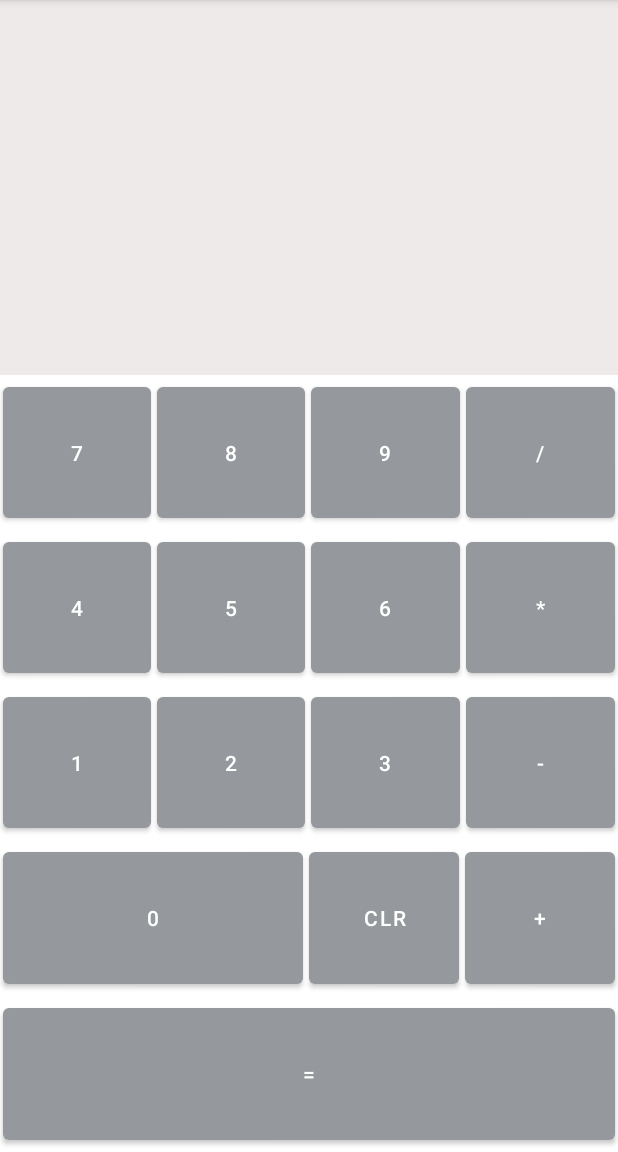
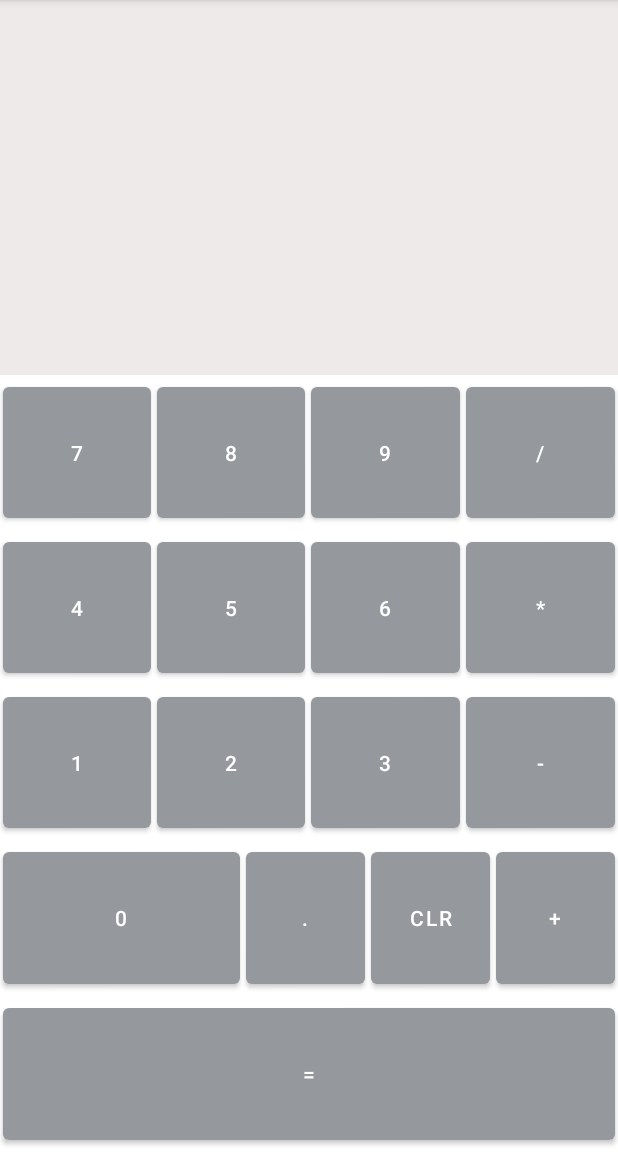
Before and after one commit to nikshit-chauhan/Basic-Calculator, an Android app: the screen it shows after launch (MainActivity), on a phone screen of 412 x 824 dp, the part 84-1236 px from its top. Run offline under Robolectric (Android 15) with nearby library versions, the phone set to English and light mode, and no system bars.

```diff
--- a/app/src/main/res/layout/activity_main.xml
+++ b/app/src/main/res/layout/activity_main.xml
@@ -52,7 +52,7 @@
         <Button
             android:id="@+id/btnDivide"
             android:layout_width="0dp"
-            android:onClick="onDigit"
+            android:onClick="onOperator"
             android:layout_margin="2dp"
             android:layout_height="match_parent"
             android:layout_weight="1"
@@ -95,7 +95,7 @@
         <Button
             android:id="@+id/btnMultiply"
             android:layout_width="0dp"
-            android:onClick="onDigit"
+            android:onClick="onOperator"
             tools:ignore="UsingOnClickInXml"
             android:layout_margin="2dp"
             android:layout_height="match_parent"
@@ -138,7 +138,7 @@
         <Button
             android:id="@+id/btnMinus"
             android:layout_width="0dp"
-            android:onClick="onDigit"
+            android:onClick="onOperator"
             tools:ignore="UsingOnClickInXml"
             android:layout_margin="2dp"
             android:layout_height="match_parent"
@@ -161,10 +161,19 @@
             android:text="@string/_0"
             tools:ignore="NestedWeights,UsingOnClickInXml" />
         <Button
+            android:id="@+id/btnDecimal"
+            android:layout_width="0dp"
+            android:onClick="onDecimal"
+            android:layout_margin="2dp"
+            android:layout_height="match_parent"
+            android:layout_weight="1"
+            android:text="@string/Decimal"
+            tools:ignore="UsingOnClickInXml" />
+        <Button
             android:id="@+id/btnClear"
             android:layout_width="0dp"
             android:layout_margin="2dp"
-            android:onClick="onDigit"
+            android:onClick="onClear"
             android:layout_height="match_parent"
             android:layout_weight="1"
             android:text="@string/Clear"
@@ -173,7 +182,7 @@
         <Button
             android:id="@+id/btnPlus"
             android:layout_width="0dp"
-            android:onClick="onDigit"
+            android:onClick="onOperator"
             android:layout_margin="2dp"
             android:layout_height="match_parent"
             android:layout_weight="1"
@@ -190,7 +199,7 @@
             android:id="@+id/btnEqual"
             android:layout_width="0dp"
             android:layout_margin="2dp"
-            android:onClick="onDigit"
+            android:onClick="onEqual"
             android:layout_height="match_parent"
             android:layout_weight="2"
             android:text="@string/Equals"
--- a/app/src/main/res/values/strings.xml
+++ b/app/src/main/res/values/strings.xml
@@ -17,4 +17,5 @@
     <string name="_9">9</string>
     <string name="_8">8</string>
     <string name="_7">7</string>
+    <string name="Decimal">.</string>
 </resources>
```
Also changed, not shown: app/src/main/java/com/example/calculator/MainActivity.kt (+87 -0 lines).
